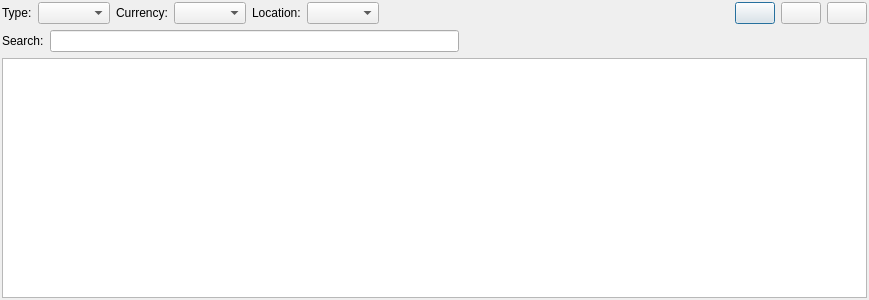
The window that jal/ui/asset_list_dlg.ui (titov-vv/jal) describes before a commit, drawn with Qt 5.
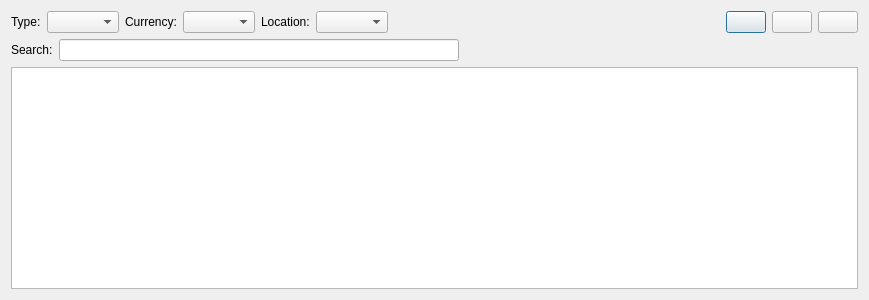
The same window after the commit.

```diff
--- a/jal/ui/asset_list_dlg.ui
+++ b/jal/ui/asset_list_dlg.ui
@@ -14,18 +14,6 @@
    <string>Assets</string>
   </property>
   <layout class="QVBoxLayout" name="verticalLayout">
-   <property name="leftMargin">
-    <number>2</number>
-   </property>
-   <property name="topMargin">
-    <number>2</number>
-   </property>
-   <property name="rightMargin">
-    <number>2</number>
-   </property>
-   <property name="bottomMargin">
-    <number>2</number>
-   </property>
    <item>
     <widget class="QFrame" name="DisplayFrame">
      <property name="sizePolicy">
@@ -66,6 +54,22 @@
       <item>
        <widget class="QComboBox" name="AssetTypeCombo"/>
       </item>
+      <item>
+       <spacer name="currencyGroupSpacer">
+        <property name="orientation">
+         <enum>Qt::Orientation::Horizontal</enum>
+        </property>
+        <property name="sizeType">
+         <enum>QSizePolicy::Fixed</enum>
+        </property>
+        <property name="sizeHint" stdset="0">
+         <size>
+          <width>0</width>
+          <height>20</height>
+         </size>
+        </property>
+       </spacer>
+      </item>
       <item>
        <widget class="QLabel" name="CurrencyLbl">
         <property name="text">
@@ -76,6 +80,22 @@
       <item>
        <widget class="QComboBox" name="CurrencyCombo"/>
       </item>
+      <item>
+       <spacer name="locationGroupSpacer">
+        <property name="orientation">
+         <enum>Qt::Orientation::Horizontal</enum>
+        </property>
+        <property name="sizeType">
+         <enum>QSizePolicy::Fixed</enum>
+        </property>
+        <property name="sizeHint" stdset="0">
+         <size>
+          <width>0</width>
+          <height>20</height>
+         </size>
+        </property>
+       </spacer>
+      </item>
       <item>
        <widget class="QLabel" name="LocationLbl">
         <property name="text">
```
Left out of the diff: 22 changed lines with no effect on the pictures.
